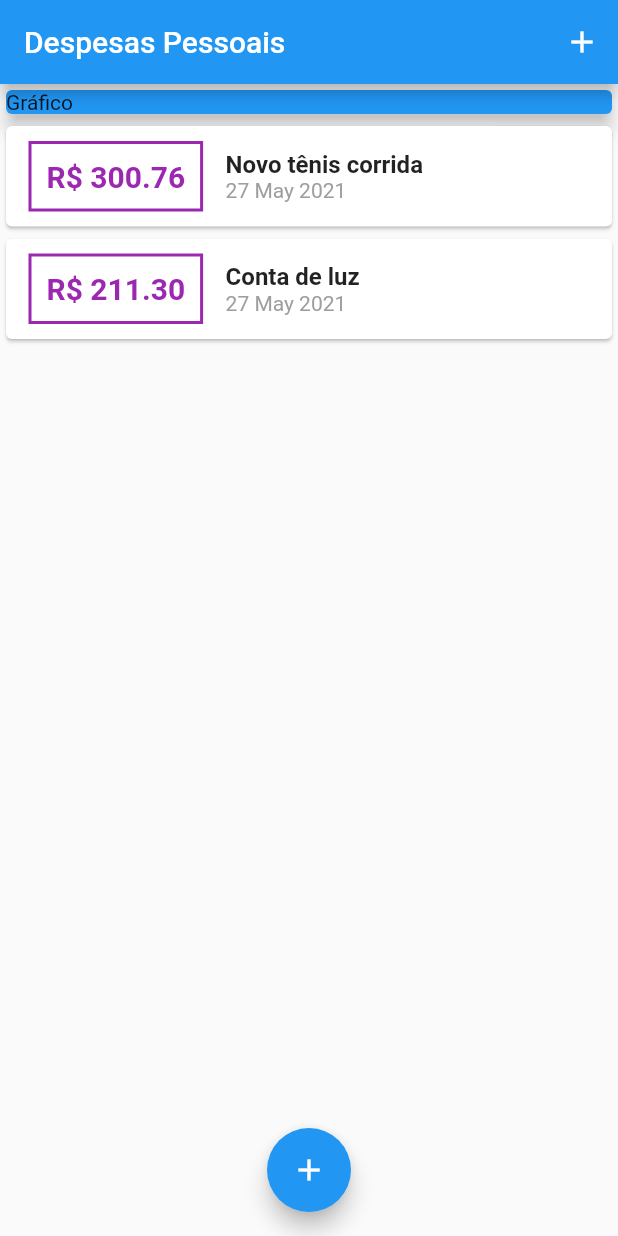
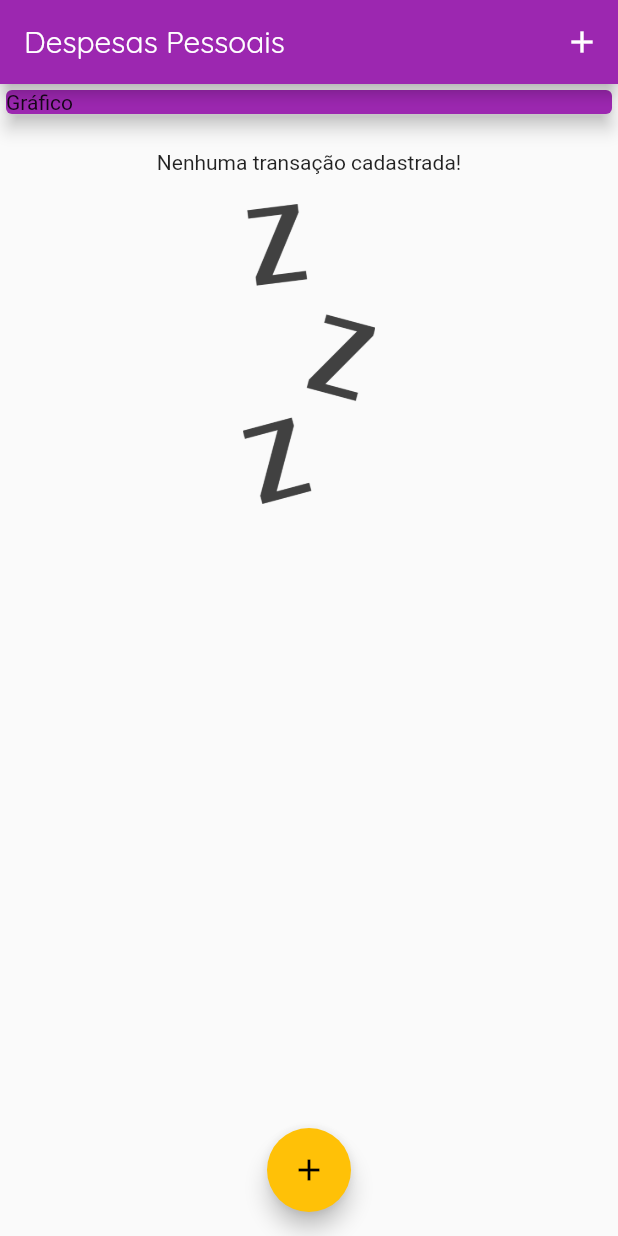
Before and after one commit to pedropgtorres/curso-flutter-2021, a Flutter app: the screen it shows after launch, on a phone screen of 412 x 824 dp. Run offline on Flutter 3.47's test engine with Material 2 defaults, Android fonts, the phone set to English and light mode, and no system bars.

Commit message:
evolução

```diff
--- a/curso_flutter_despesas_pessoais/lib/components/transaction_form.dart
+++ b/curso_flutter_despesas_pessoais/lib/components/transaction_form.dart
@@ -30,7 +30,7 @@ class _TransactionFormState extends State<TransactionForm> {
     return Card(
       elevation: 5,
       child: Padding(
-        padding: EdgeInsets.all(10),
+        padding: EdgeInsets.all(5),
         child: Column(
           children: [
             TextField(
@@ -57,7 +57,7 @@ class _TransactionFormState extends State<TransactionForm> {
               ),
               onPressed: _submitForm,
               style: ElevatedButton.styleFrom(
-                primary: Colors.purple,
+                primary: Theme.of(context).accentColor,
               ),
             )
           ],
--- a/curso_flutter_despesas_pessoais/lib/components/transaction_graphic.dart
+++ b/curso_flutter_despesas_pessoais/lib/components/transaction_graphic.dart
@@ -7,7 +7,7 @@ class TransactionGraphic extends StatelessWidget {
       width: double.infinity,
       child: Card(
         child: Text('Gráfico'),
-        color: Colors.blue,
+        color: Theme.of(context).primaryColor,
         elevation: 5,
       ),
     );
--- a/curso_flutter_despesas_pessoais/lib/components/transaction_list.dart
+++ b/curso_flutter_despesas_pessoais/lib/components/transaction_list.dart
@@ -11,7 +11,26 @@ class TransactionList extends StatelessWidget {
   Widget build(BuildContext context) {
     return Container(
       height: 430,
-      child: ListView.builder(
+      child: transactions.isEmpty
+          ? Column(
+              children: [
+                SizedBox(
+                  height: 20,
+                ),
+                Text('Nenhuma transação cadastrada!'),
+                SizedBox(
+                  height: 20,
+                ),
+                Container(
+                  height: 200,
+                  child: Image.asset(
+                    'assets/images/waiting.png',
+                    fit: BoxFit.cover,
+                  ),
+                )
+              ],
+            )
+          : ListView.builder(
               itemCount: transactions.length,
               itemBuilder: (ctx, index) {
                 final tr = transactions[index];
@@ -25,7 +44,7 @@ class TransactionList extends StatelessWidget {
                         ),
                         decoration: BoxDecoration(
                           border: Border.all(
-                      color: Colors.purple,
+                            color: Theme.of(context).primaryColor,
                             width: 2,
                           ),
                         ),
@@ -35,7 +54,7 @@ class TransactionList extends StatelessWidget {
                           style: TextStyle(
                             fontWeight: FontWeight.bold,
                             fontSize: 20,
-                      color: Colors.purple,
+                            color: Theme.of(context).primaryColor,
                           ),
                         ),
                       ),
@@ -44,10 +63,7 @@ class TransactionList extends StatelessWidget {
                         children: [
                           Text(
                             tr.title,
-                      style: TextStyle(
-                        fontWeight: FontWeight.bold,
-                        fontSize: 16,
-                      ),
+                            style: Theme.of(context).textTheme.headline6,
                           ),
                           Text(
                             DateFormat('d MMM y').format(tr.date),
--- a/curso_flutter_despesas_pessoais/lib/main.dart
+++ b/curso_flutter_despesas_pessoais/lib/main.dart
@@ -1,5 +1,4 @@
 import 'dart:math';
-
 import 'package:curso_flutter_despesas_pessoais/components/transaction_form.dart';
 import 'package:flutter/material.dart';
 import 'components/transaction_graphic.dart';
@@ -15,6 +14,17 @@ class MyApp extends StatelessWidget {
   Widget build(BuildContext context) {
     return MaterialApp(
       home: MyHomePage(),
+      theme: ThemeData(
+        primarySwatch: Colors.purple,
+        accentColor: Colors.amber,
+        fontFamily: 'Quicksand',
+        textTheme: ThemeData.light().textTheme.copyWith(
+              headline6: TextStyle(
+                fontFamily: 'Quicksand',
+                fontWeight: FontWeight.bold,
+              ),
+            ),
+      ),
     );
   }
 }
@@ -25,8 +35,8 @@ class MyHomePage extends StatefulWidget {
 }
 
 class _MyHomePageState extends State<MyHomePage> {
-  final _transactions = [
-    Transaction(
+  final List<Transaction> _transactions = [
+    /*Transaction(
       id: 't1',
       title: 'Novo tênis corrida',
       value: 300.76,
@@ -37,7 +47,7 @@ class _MyHomePageState extends State<MyHomePage> {
       title: 'Conta de luz',
       value: 211.30,
       date: DateTime.now(),
-    ),
+    ),*/
   ];
 
   _addTransaction(String title, double value) {
@@ -51,6 +61,8 @@ class _MyHomePageState extends State<MyHomePage> {
     setState(() {
       _transactions.add(newTransaction);
     });
+
+    Navigator.of(context).pop();
   }
 
   _openTransactionFormModal(BuildContext context) {
@@ -91,6 +103,7 @@ class _MyHomePageState extends State<MyHomePage> {
             _openTransactionFormModal(context);
           },
         ),
+        onPressed: () {},
       ),
       floatingActionButtonLocation: FloatingActionButtonLocation.centerFloat,
     );
```
Also changed, not shown: curso_flutter_despesas_pessoais/pubspec.yaml (+8 -9 lines), curso_flutter_despesas_pessoais/assets/fonts/Quicksand-Bold.ttf (added), curso_flutter_despesas_pessoais/assets/fonts/Quicksand-Regular.ttf (added), curso_flutter_despesas_pessoais/assets/images/waiting.png (added). Lines whose indentation alone changed are shown as unchanged.
